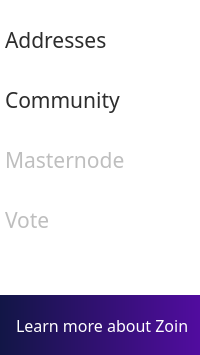
Qt form src/qt/forms/menupage.ui (noirofficial/noir) before a commit; both pictures show x 0 to 200 and y 335 to 690 of the 200 by 690 pixel window.
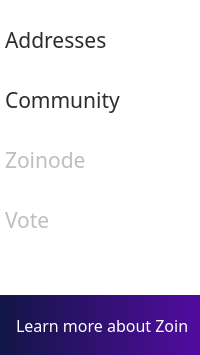
The same form after that commit. Icons and pictures are not drawn.

What changed in the file:
```diff
--- a/src/qt/forms/menupage.ui
+++ b/src/qt/forms/menupage.ui
@@ -850,7 +850,7 @@
 </string>
      </property>
      <property name="text">
-      <string>Masternode             </string>
+      <string>Zoinode</string>
      </property>
      <property name="icon">
       <iconset resource="../bitcoin.qrc">
```
Left out of the diff: 8 changed lines with no effect on the pictures.
